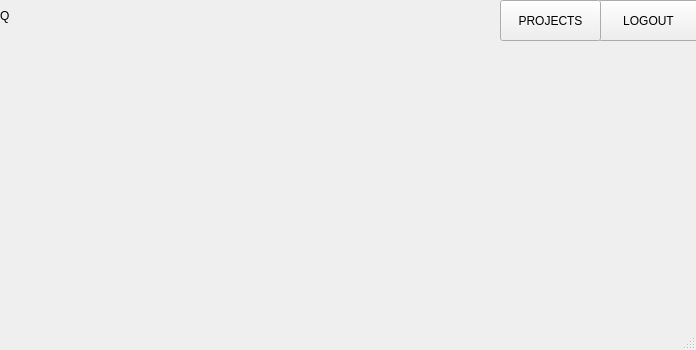
This is mainapp.ui in andranikgh/Quwi_client as Qt 5 draws it before an edit. The edited form follows.
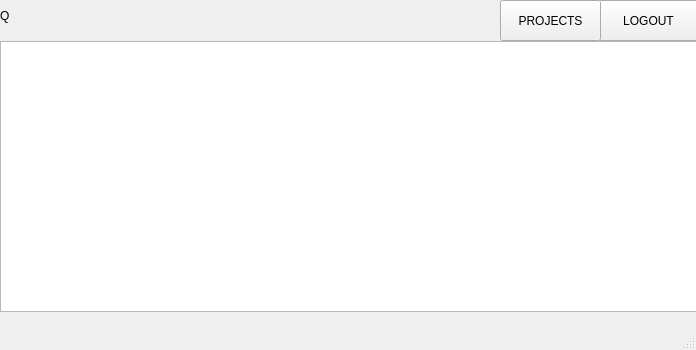
This is the edited form.

Commit message: Added functionality to get projects, add to UI.

What changed in the file:
```diff
--- a/mainapp.ui
+++ b/mainapp.ui
@@ -56,6 +56,16 @@
      <string>Q</string>
     </property>
    </widget>
+   <widget class="QListWidget" name="list_widget">
+    <property name="geometry">
+     <rect>
+      <x>0</x>
+      <y>41</y>
+      <width>701</width>
+      <height>271</height>
+     </rect>
+    </property>
+   </widget>
   </widget>
   <widget class="QMenuBar" name="menubar">
    <property name="geometry">
```
The commit also changes 4 other files.
